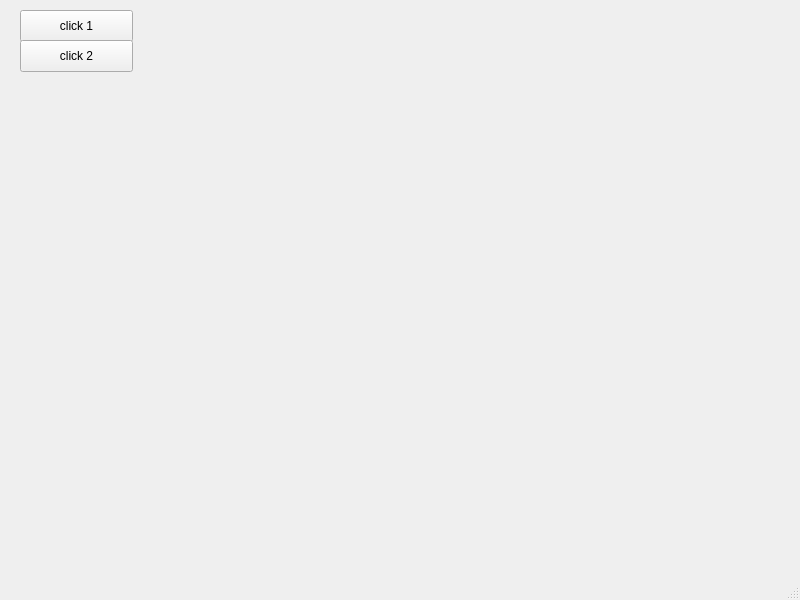
Old version of the form pythrading/internal/gui/mywindow.ui in the repository SuperRPM/autoTrading.
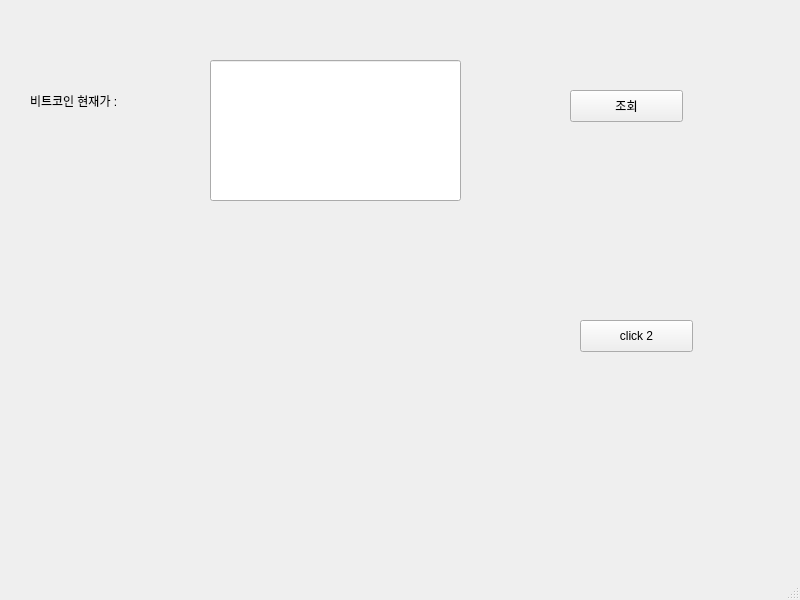
New version of the form.

Commit message: add: 시세조회 라이브러리연결 & 조회 파싱

Patch:
```diff
--- a/pythrading/internal/gui/mywindow.ui
+++ b/pythrading/internal/gui/mywindow.ui
@@ -17,21 +17,21 @@
    <widget class="QPushButton" name="pushButton">
     <property name="geometry">
      <rect>
-      <x>20</x>
-      <y>10</y>
+      <x>570</x>
+      <y>90</y>
       <width>113</width>
       <height>32</height>
      </rect>
     </property>
     <property name="text">
-     <string>click 1</string>
+     <string>조회</string>
     </property>
    </widget>
    <widget class="QPushButton" name="pushButton_2">
     <property name="geometry">
      <rect>
-      <x>20</x>
-      <y>40</y>
+      <x>580</x>
+      <y>320</y>
       <width>113</width>
       <height>32</height>
      </rect>
@@ -40,6 +40,29 @@
      <string>click 2</string>
     </property>
    </widget>
+   <widget class="QLabel" name="label">
+    <property name="geometry">
+     <rect>
+      <x>30</x>
+      <y>70</y>
+      <width>131</width>
+      <height>61</height>
+     </rect>
+    </property>
+    <property name="text">
+     <string>비트코인 현재가 :</string>
+    </property>
+   </widget>
+   <widget class="QLineEdit" name="lineEdit">
+    <property name="geometry">
+     <rect>
+      <x>210</x>
+      <y>60</y>
+      <width>251</width>
+      <height>141</height>
+     </rect>
+    </property>
+   </widget>
   </widget>
   <widget class="QMenuBar" name="menubar">
    <property name="geometry">
```
The commit also changes 3 other files.
